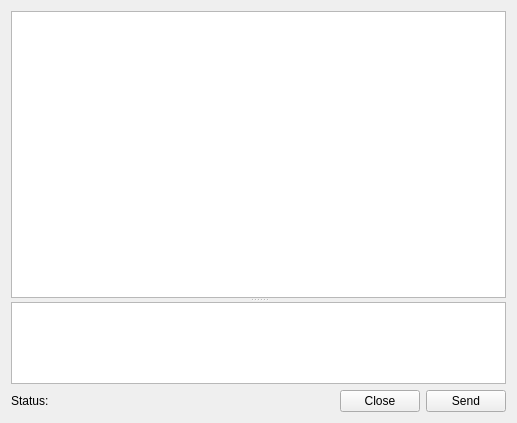
Qt form app/ChatWindow.ui (chloerei/qtalk) before a commit.
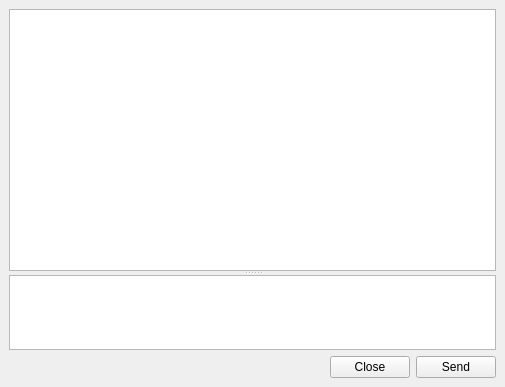
The same form after that commit.

Commit message: change ChatWindow to inherit QMainWindow.

What changed in the file:
```diff
--- a/app/ChatWindow.ui
+++ b/app/ChatWindow.ui
@@ -1,18 +1,19 @@
 <?xml version="1.0" encoding="UTF-8"?>
 <ui version="4.0">
  <class>ChatWindow</class>
- <widget class="QWidget" name="ChatWindow">
+ <widget class="QMainWindow" name="ChatWindow">
   <property name="geometry">
    <rect>
     <x>0</x>
     <y>0</y>
-    <width>517</width>
-    <height>423</height>
+    <width>505</width>
+    <height>387</height>
    </rect>
   </property>
   <property name="windowTitle">
    <string>Form</string>
   </property>
+  <widget class="QWidget" name="centralwidget">
   <layout class="QVBoxLayout" name="verticalLayout">
    <item>
     <widget class="QSplitter" name="splitter">
@@ -42,7 +43,7 @@
      <item>
       <widget class="QLabel" name="stateLabel">
        <property name="text">
-        <string>Status:</string>
+         <string/>
        </property>
       </widget>
      </item>
@@ -77,6 +78,7 @@
    </item>
   </layout>
  </widget>
+ </widget>
  <resources/>
  <connections>
   <connection>
```
Left out of the diff: 10 changed lines with no effect on the pictures. Lines whose indentation alone changed are shown as unchanged. The commit also changes 3 other files.
